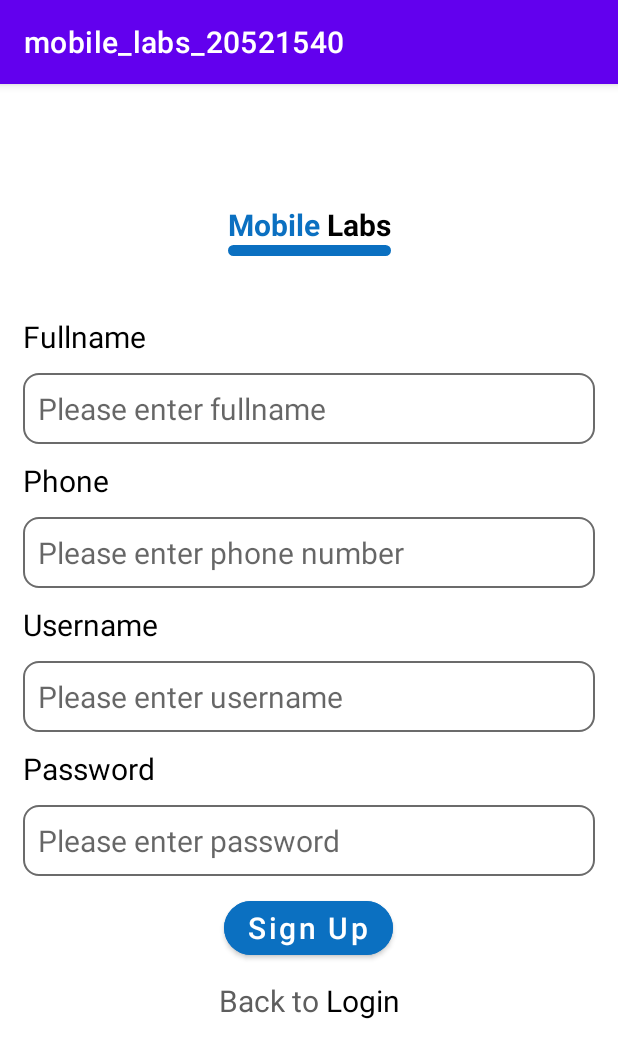
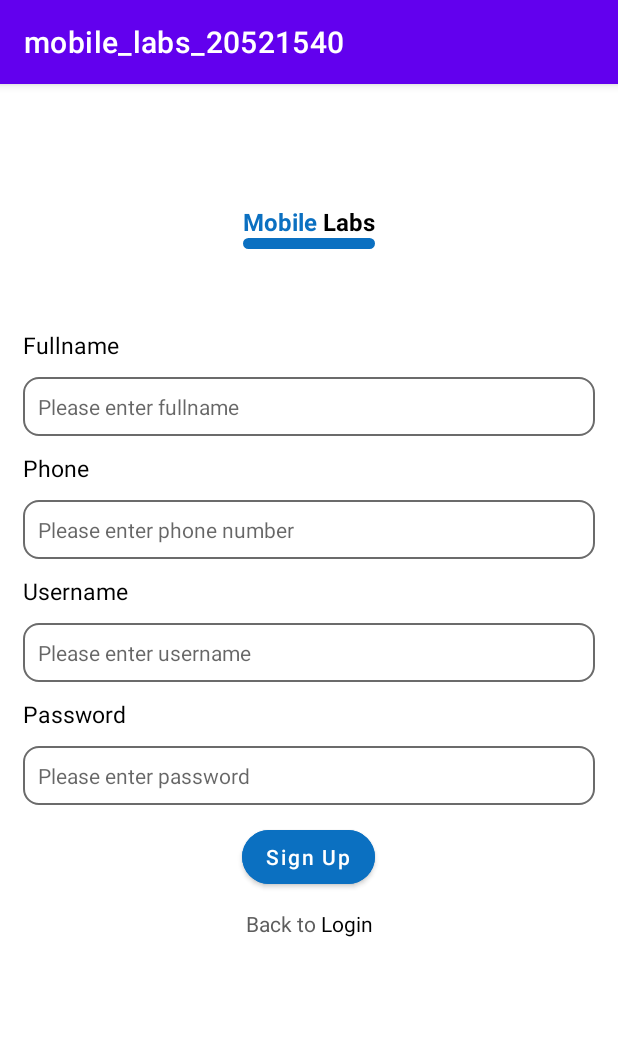
Before and after one commit to tuyetlnhh/mobile_labs_20521540, an Android app: the screen it shows after launch (Register), on a phone screen of 412 x 824 dp. Shown: the top 1058 px of the screen. Run offline under Robolectric (Android 15) with nearby library versions, the phone set to English and light mode, and no system bars; our stand-ins replace Firebase (no records; nobody signed in at launch, a user with empty details on screens opened directly).

Commit message:
change dp

```diff
--- a/app/src/main/res/layout/activity_main.xml
+++ b/app/src/main/res/layout/activity_main.xml
@@ -13,7 +13,7 @@
         android:textStyle="bold"
         android:text="Welcome to Homepage"
         android:textAlignment="center"
-        android:textSize="9pt" />
+        android:textSize="20dp" />
     <TextView
         android:layout_width="match_parent"
         android:id="@+id/txtName"
@@ -22,12 +22,12 @@
         android:textAlignment="center"
         android:layout_marginLeft="10dp"
         android:text="Full name"
-        android:textSize="9pt" />
+        android:textSize="17dp" />
     <Button
         android:id="@+id/btnLogout"
         android:layout_width="wrap_content"
         android:layout_height="wrap_content"
         android:text="Log out"
-        android:textSize="8pt"
+        android:textSize="16dp"
         android:layout_gravity="center_horizontal"/>
 </LinearLayout>
--- a/app/src/main/res/layout/activity_register.xml
+++ b/app/src/main/res/layout/activity_register.xml
@@ -24,7 +24,7 @@
             android:layout_height="wrap_content"
             android:text="@string/mobile"
             android:gravity="center"
-            android:textSize="9pt"
+            android:textSize="16dp"
             android:textStyle="bold" />
         <LinearLayout
             android:layout_width="match_parent"
@@ -52,7 +52,7 @@
             android:layout_margin="5dp"
             android:textColor="@color/black"
             android:text="Fullname"
-            android:textSize="9pt" />
+            android:textSize="15dp" />
 
         <EditText
             android:id="@+id/inputName"
@@ -62,7 +62,7 @@
             android:background="@drawable/rounded_corner"
             android:hint="@string/hintName"
             android:padding="10dp"
-            android:textSize="9pt" />
+            android:textSize="14dp" />
 
         <TextView
             android:id="@+id/phone"
@@ -71,7 +71,7 @@
             android:layout_margin="5dp"
             android:textColor="@color/black"
             android:text="Phone"
-            android:textSize="9pt" />
+            android:textSize="15dp" />
 
         <EditText
             android:id="@+id/inputPhone"
@@ -81,7 +81,7 @@
             android:background="@drawable/rounded_corner"
             android:hint="@string/hintPhone"
             android:padding="10dp"
-            android:textSize="9pt" />
+            android:textSize="14dp" />
 
         <TextView
             android:id="@+id/user"
@@ -90,7 +90,7 @@
             android:layout_margin="5dp"
             android:text="Username"
             android:textColor="@color/black"
-            android:textSize="9pt" />
+            android:textSize="15dp" />
 
         <EditText
             android:id="@+id/inputUser"
@@ -100,7 +100,7 @@
             android:background="@drawable/rounded_corner"
             android:hint="@string/hintUser"
             android:padding="10dp"
-            android:textSize="9pt" />
+            android:textSize="14dp" />
 
         <TextView
             android:id="@+id/pass"
@@ -109,7 +109,7 @@
             android:layout_margin="5dp"
             android:textColor="@color/black"
             android:text="Password"
-            android:textSize="9pt" />
+            android:textSize="15dp" />
 
         <EditText
             android:id="@+id/inputPass"
@@ -120,7 +120,7 @@
             android:hint="@string/hintPass"
             android:padding="10dp"
             android:password="true"
-            android:textSize="9pt" />
+            android:textSize="14dp" />
 
         <Button
             android:id="@+id/btnSign"
@@ -130,7 +130,7 @@
             android:layout_margin="5dp"
             android:text="Sign Up"
             android:textAllCaps="false"
-            android:textSize="9pt"
+            android:textSize="14dp"
             android:backgroundTint="#0B70C1"
             app:cornerRadius="@android:dimen/app_icon_size" />
         <TextView
@@ -140,6 +140,6 @@
             android:layout_margin="5dp"
             android:text="@string/signup"
             android:gravity="center"
-            android:textSize="9pt" />
+            android:textSize="14dp" />
     </LinearLayout>
 </androidx.constraintlayout.widget.ConstraintLayout>
--- a/build.gradle
+++ b/build.gradle
@@ -4,6 +4,6 @@ buildscript {
     }
 }// Top-level build file where you can add configuration options common to all sub-projects/modules.
 plugins {
-    id 'com.android.application' version '7.4.2' apply false
-    id 'com.android.library' version '7.4.2' apply false
+    id 'com.android.application' version '8.0.2' apply false
+    id 'com.android.library' version '8.0.2' apply false
 }
--- a/gradle.properties
+++ b/gradle.properties
@@ -19,3 +19,5 @@ android.useAndroidX=true
 # resources declared in the library itself and none from the library's dependencies,
 # thereby reducing the size of the R class for that library
 android.nonTransitiveRClass=true
+android.defaults.buildfeatures.buildconfig=true
+android.nonFinalResIds=false
```
Also changed, not shown: app/src/main/res/layout/activity_login.xml (+7 -7 lines), gradle/wrapper/gradle-wrapper.properties.
